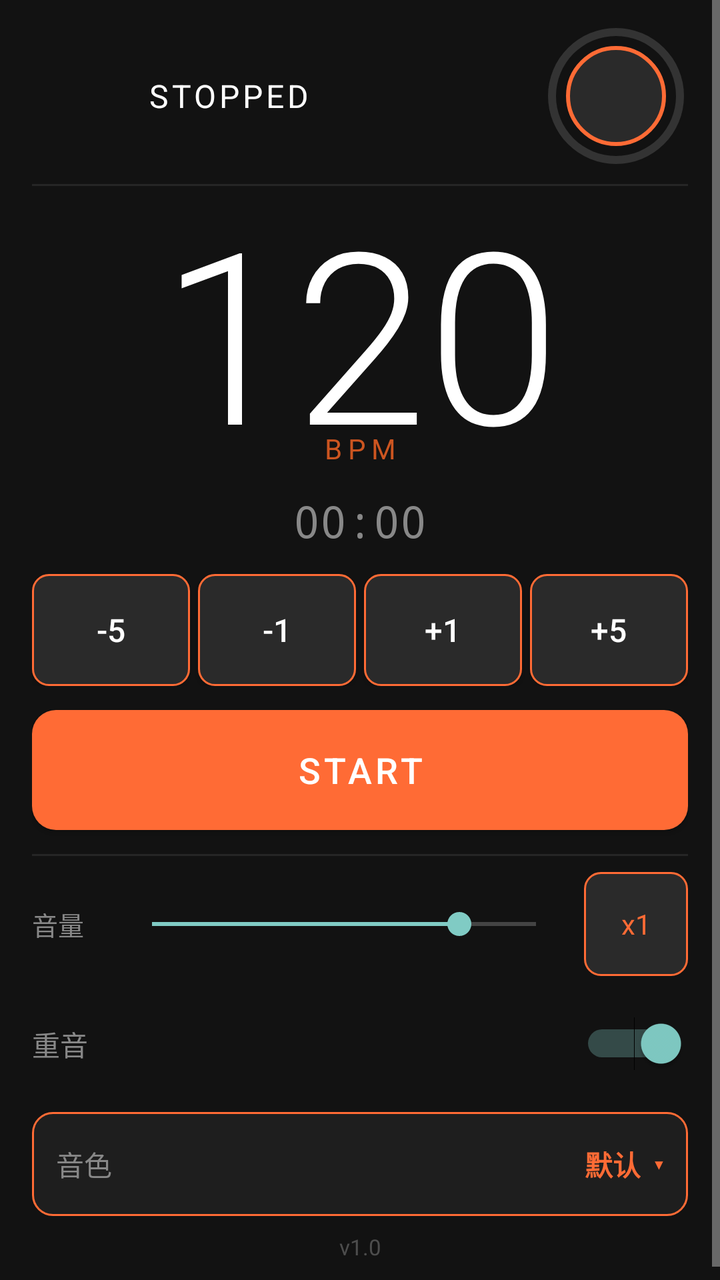
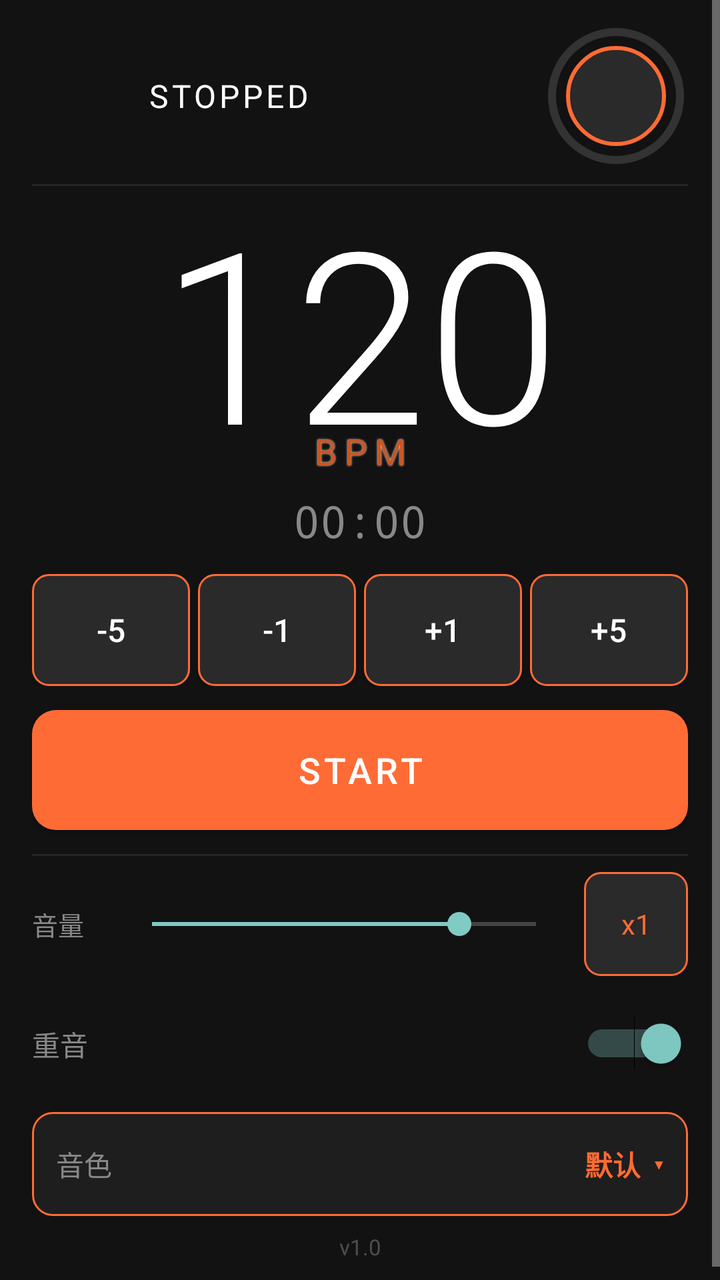

An Android layout rendered at two revisions. The XML below is the earlier revision; the diff shows what the commit changed to produce the second picture.
<!-- AndroidManifest.xml: application theme Theme.RunBeatPro -->
<!-- res/layout/activity_main.xml -->
<?xml version="1.0" encoding="utf-8"?>
<ScrollView xmlns:android="http://schemas.android.com/apk/res/android"
    android:layout_width="match_parent"
    android:layout_height="match_parent"
    android:background="@color/background"
    android:fillViewport="true">

<LinearLayout
    android:layout_width="match_parent"
    android:layout_height="wrap_content"
    android:orientation="vertical"
    android:paddingHorizontal="16dp"
    android:paddingTop="12dp"
    android:paddingBottom="16dp">

    
    <LinearLayout
        android:id="@+id/layoutStatusBar"
        android:layout_width="match_parent"
        android:layout_height="wrap_content"
        android:orientation="horizontal"
        android:gravity="center_vertical"
        android:layout_marginBottom="8dp">

        
        <View
            android:id="@+id/btnThemeColor"
            android:layout_width="28dp"
            android:layout_height="28dp"
            android:layout_marginEnd="12dp"
            android:clickable="true"
            android:focusable="true" />

        <View
            android:id="@+id/viewStatusDot"
            android:layout_width="10dp"
            android:layout_height="10dp"
            android:layout_marginEnd="8dp"
            android:background="@drawable/status_dot" />

        <TextView
            android:id="@+id/tvStatus"
            android:layout_width="0dp"
            android:layout_height="wrap_content"
            android:layout_weight="1"
            android:text="STOPPED"
            android:textColor="@color/textPrimary"
            android:textSize="16sp"
            android:letterSpacing="0.1" />

        <FrameLayout
            android:layout_width="72dp"
            android:layout_height="72dp">

            <ProgressBar
                android:id="@+id/unlockProgress"
                style="?android:attr/progressBarStyleHorizontal"
                android:layout_width="match_parent"
                android:layout_height="match_parent"
                android:progressDrawable="@drawable/circular_progress"
                android:max="2000"
                android:progress="0"
                android:clickable="false"
                android:focusable="false" />

            <View
                android:layout_width="50dp"
                android:layout_height="50dp"
                android:layout_gravity="center"
                android:background="@drawable/btn_lock"
                android:clickable="false"
                android:focusable="false" />

            <Button
                android:id="@+id/btnLock"
                android:layout_width="match_parent"
                android:layout_height="match_parent"
                android:background="?attr/selectableItemBackgroundBorderless"
                android:contentDescription="Lock screen"
                android:text="" />

        </FrameLayout>

    </LinearLayout>

    <View
        android:layout_width="match_parent"
        android:layout_height="1dp"
        android:background="#262626"
        android:layout_marginBottom="8dp" />

    
    <FrameLayout
        android:layout_width="match_parent"
        android:layout_height="wrap_content"
        android:layout_marginBottom="4dp">

        <TextView
            android:id="@+id/tvBpm"
            android:layout_width="match_parent"
            android:layout_height="wrap_content"
            android:text="120"
            android:textColor="@color/textPrimary"
            android:textSize="120sp"
            android:fontFamily="sans-serif-light"
            android:gravity="center"
            android:includeFontPadding="false" />

        <TextView
            android:id="@+id/tvBpmLabel"
            android:layout_width="match_parent"
            android:layout_height="wrap_content"
            android:text="BPM"
            android:textColor="@color/colorPrimaryVariant"
            android:textSize="14sp"
            android:letterSpacing="0.2"
            android:gravity="center_horizontal"
            android:layout_gravity="bottom"
            android:layout_marginBottom="8dp" />

    </FrameLayout>

    
    <TextView
        android:id="@+id/tvTimer"
        android:layout_width="match_parent"
        android:layout_height="wrap_content"
        android:text="00:00"
        android:textColor="@color/textSecondary"
        android:textSize="22sp"
        android:fontFamily="monospace"
        android:gravity="center"
        android:layout_marginBottom="12dp" />

    
    <LinearLayout
        android:id="@+id/layoutBpmControls"
        android:layout_width="match_parent"
        android:layout_height="wrap_content"
        android:orientation="horizontal"
        android:layout_marginBottom="12dp">

        <Button
            android:id="@+id/btnBpmMinus5"
            android:layout_width="0dp"
            android:layout_height="56dp"
            android:layout_weight="1"
            android:text="-5"
            android:textColor="@color/textPrimary"
            android:textSize="16sp"
            android:background="@drawable/btn_bpm_control"
            android:layout_marginEnd="4dp" />

        <Button
            android:id="@+id/btnBpmMinus1"
            android:layout_width="0dp"
            android:layout_height="56dp"
            android:layout_weight="1"
            android:text="-1"
            android:textColor="@color/textPrimary"
            android:textSize="16sp"
            android:background="@drawable/btn_bpm_control"
            android:layout_marginEnd="4dp" />

        <Button
            android:id="@+id/btnBpmPlus1"
            android:layout_width="0dp"
            android:layout_height="56dp"
            android:layout_weight="1"
            android:text="+1"
            android:textColor="@color/textPrimary"
            android:textSize="16sp"
            android:background="@drawable/btn_bpm_control"
            android:layout_marginEnd="4dp" />

        <Button
            android:id="@+id/btnBpmPlus5"
            android:layout_width="0dp"
            android:layout_height="56dp"
            android:layout_weight="1"
            android:text="+5"
            android:textColor="@color/textPrimary"
            android:textSize="16sp"
            android:background="@drawable/btn_bpm_control" />

    </LinearLayout>

    
    <Button
        android:id="@+id/btnStartPause"
        android:layout_width="match_parent"
        android:layout_height="60dp"
        android:text="START"
        android:textColor="@color/textPrimary"
        android:textSize="18sp"
        android:letterSpacing="0.1"
        android:background="@drawable/btn_start_pause"
        android:layout_marginBottom="12dp" />

    <View
        android:layout_width="match_parent"
        android:layout_height="1dp"
        android:background="#262626"
        android:layout_marginBottom="8dp" />

    
    <LinearLayout
        android:layout_width="match_parent"
        android:layout_height="wrap_content"
        android:orientation="horizontal"
        android:gravity="center_vertical"
        android:layout_marginBottom="8dp">

        <TextView
            android:id="@+id/tvTickVolumeLabel"
            android:layout_width="44dp"
            android:layout_height="wrap_content"
            android:text="音量"
            android:textColor="@color/textSecondary"
            android:textSize="13sp" />

        <SeekBar
            android:id="@+id/seekTickVolume"
            android:layout_width="0dp"
            android:layout_height="wrap_content"
            android:layout_weight="1"
            android:max="100"
            android:progress="80"
            android:layout_marginEnd="8dp" />

        <TextView
            android:id="@+id/btnGain"
            android:layout_width="52dp"
            android:layout_height="52dp"
            android:text="x1"
            android:textColor="@color/accent"
            android:textSize="14sp"
            android:gravity="center"
            android:background="@drawable/btn_bpm_control_ripple"
            android:clickable="true"
            android:focusable="true" />

    </LinearLayout>

    
    <LinearLayout
        android:id="@+id/layoutParams"
        android:layout_width="match_parent"
        android:layout_height="52dp"
        android:orientation="horizontal"
        android:gravity="center_vertical"
        android:layout_marginBottom="8dp">

        <TextView
            android:id="@+id/tvAccentLabel"
            android:layout_width="0dp"
            android:layout_height="wrap_content"
            android:layout_weight="1"
            android:text="重音"
            android:textColor="@color/textSecondary"
            android:textSize="14sp" />

        <Switch
            android:id="@+id/switchAccent"
            android:layout_width="wrap_content"
            android:layout_height="wrap_content"
            android:checked="true" />

    </LinearLayout>

    
    <LinearLayout
        android:id="@+id/layoutTimbre"
        android:layout_width="match_parent"
        android:layout_height="52dp"
        android:orientation="horizontal"
        android:gravity="center_vertical"
        android:background="@drawable/bg_selector_row"
        android:clickable="true"
        android:focusable="true"
        android:paddingHorizontal="12dp"
        android:layout_marginBottom="8dp">

        <TextView
            android:layout_width="wrap_content"
            android:layout_height="wrap_content"
            android:text="音色"
            android:textColor="@color/textSecondary"
            android:textSize="14sp"
            android:layout_marginEnd="8dp" />

        <Space
            android:layout_width="0dp"
            android:layout_height="wrap_content"
            android:layout_weight="1" />

        <TextView
            android:id="@+id/tvTimbreName"
            android:layout_width="wrap_content"
            android:layout_height="wrap_content"
            android:text="默认"
            android:textColor="@color/accent"
            android:textSize="14sp"
            android:textStyle="bold" />

        <TextView
            android:id="@+id/tvTimbreArrow"
            android:layout_width="wrap_content"
            android:layout_height="wrap_content"
            android:text="  ▾"
            android:textColor="@color/accent"
            android:textSize="14sp" />

    </LinearLayout>

    
    <TextView
        android:id="@+id/tvBuildInfo"
        android:layout_width="match_parent"
        android:layout_height="wrap_content"
        android:text="v1.0"
        android:textColor="@color/textSecondary"
        android:textSize="11sp"
        android:gravity="center"
        android:alpha="0.5" />

</LinearLayout>
</ScrollView>
<!-- resources referenced by this layout -->
<resources>
  <color name="accent">#FF6B35</color>
  <color name="background">#121212</color>
  <color name="colorPrimaryVariant">#CC5520</color>
  <color name="textPrimary">#FFFFFF</color>
  <color name="textSecondary">#888888</color>
  <!-- drawable bg_selector_row (drawable) -->
  <?xml version="1.0" encoding="utf-8"?>
  <ripple xmlns:android="http://schemas.android.com/apk/res/android"
      android:color="#44FF6B35">
      <item>
          <shape android:shape="rectangle">
              <solid android:color="#1E1E1E" />
              <corners android:radius="10dp" />
              <stroke android:width="1dp" android:color="#FF6B35" />
          </shape>
      </item>
  </ripple>
  <!-- drawable btn_bpm_control (drawable) -->
  <?xml version="1.0" encoding="utf-8"?>
  <shape xmlns:android="http://schemas.android.com/apk/res/android">
      <solid android:color="#2A2A2A" />
      <corners android:radius="8dp" />
      <stroke android:width="1dp" android:color="#FF6B35" />
  </shape>
  <!-- drawable btn_bpm_control_ripple (drawable) -->
  <?xml version="1.0" encoding="utf-8"?>
  <ripple xmlns:android="http://schemas.android.com/apk/res/android"
      android:color="#FF6B35">
      <item android:id="@android:id/mask">
          <shape>
              <solid android:color="#FFFFFF" />
              <corners android:radius="8dp" />
          </shape>
      </item>
      <item>
          <shape>
              <solid android:color="#2A2A2A" />
              <corners android:radius="8dp" />
              <stroke android:width="1dp" android:color="#FF6B35" />
          </shape>
      </item>
  </ripple>
  <!-- drawable btn_lock (drawable) -->
  <?xml version="1.0" encoding="utf-8"?>
  <shape xmlns:android="http://schemas.android.com/apk/res/android"
      android:shape="oval">
      <solid android:color="#2A2A2A" />
      <stroke android:width="2dp" android:color="#FF6B35" />
  </shape>
  <!-- drawable btn_start_pause (drawable) -->
  <?xml version="1.0" encoding="utf-8"?>
  <shape xmlns:android="http://schemas.android.com/apk/res/android">
      <solid android:color="#FF6B35" />
      <corners android:radius="12dp" />
  </shape>
  <!-- drawable circular_progress (drawable) -->
  <?xml version="1.0" encoding="utf-8"?>
  <layer-list xmlns:android="http://schemas.android.com/apk/res/android">
      <item android:id="@android:id/background">
          <shape android:shape="ring"
              android:innerRadius="30dp"
              android:thickness="4dp"
              android:useLevel="false">
              <solid android:color="#333333" />
          </shape>
      </item>
      <item android:id="@android:id/progress">
          <rotate android:fromDegrees="-90" android:toDegrees="270">
              <shape android:shape="ring"
                  android:innerRadius="30dp"
                  android:thickness="4dp"
                  android:useLevel="true">
                  <solid android:color="@color/colorPrimary" />
              </shape>
          </rotate>
      </item>
  </layer-list>
  <!-- drawable status_dot (drawable) -->
  <?xml version="1.0" encoding="utf-8"?>
  <shape xmlns:android="http://schemas.android.com/apk/res/android" android:shape="oval">
      <solid android-color="#4CAF50" />
      <size android:width="12dp" android:height="12dp" />
  </shape>
  <style name="Theme.RunBeatPro" parent="Theme.AppCompat.NoActionBar">
          <item name="colorPrimary">#FF6B35</item>
          <item name="android:windowBackground">@color/background</item>
          <item name="android:statusBarColor">#FF6B35</item>
      </style>
  <color name="colorPrimary">#FF6B35</color>
</resources>

<!-- the commit's change to res/layout/activity_main.xml (unified diff, before → after) -->
@@ -112,11 +112,15 @@
             android:layout_height="wrap_content"
             android:text="BPM"
             android:textColor="@color/colorPrimaryVariant"
-            android:textSize="14sp"
+            android:textSize="18sp"
             android:letterSpacing="0.2"
             android:gravity="center_horizontal"
             android:layout_gravity="bottom"
-            android:layout_marginBottom="8dp" />
+            android:layout_marginBottom="4dp"
+            android:shadowColor="#FFFFFF"
+            android:shadowRadius="2"
+            android:shadowDx="0"
+            android:shadowDy="0" />
 
     </FrameLayout>
 
